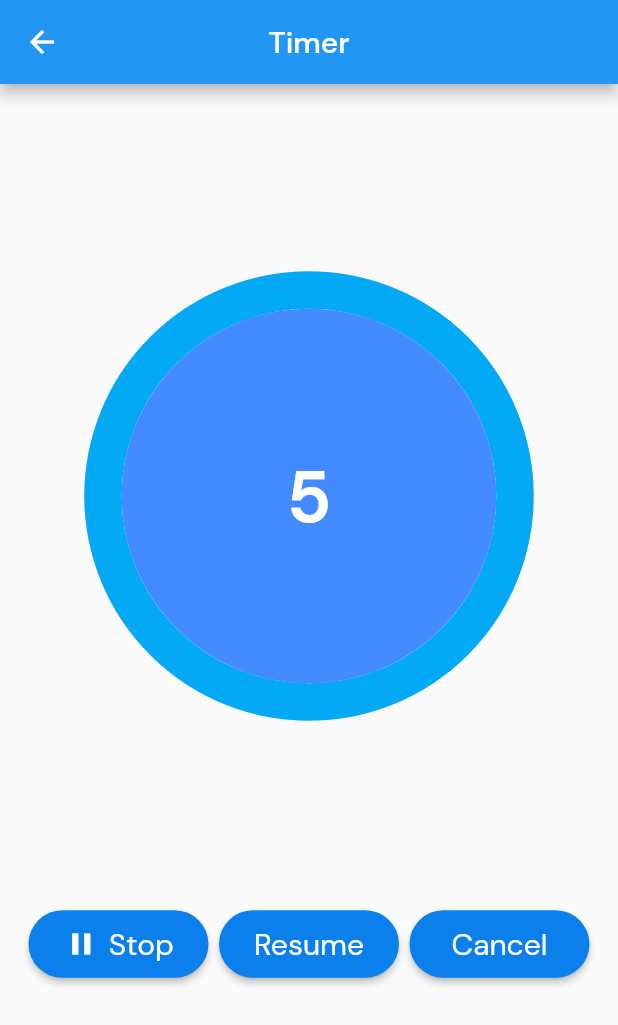
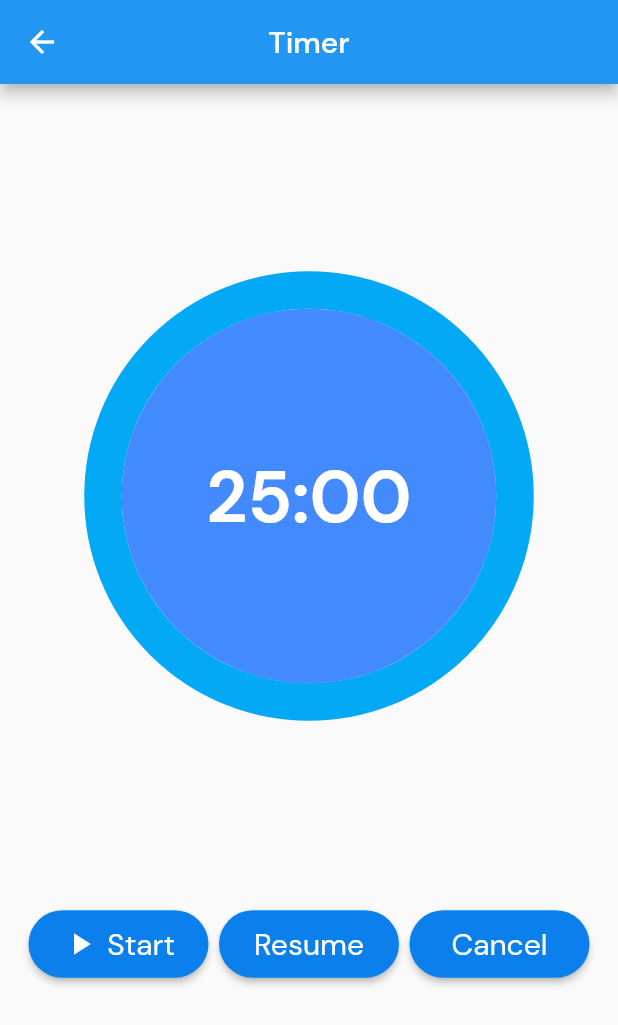
Before and after one commit to ahmadrafidev/habit-tracker, a Flutter app: the TimerScreen screen opened by its route, after a tap on "Cancel", on a phone screen of 412 x 824 dp. Shown: the top 1025 px of the screen. Run offline on Flutter 3.47's test engine with Material 2 defaults, Android fonts, the light colour scheme and no system bars; drawn by our look-alikes of circular_countdown_timer; our stand-ins replace google_fonts, persistent_bottom_nav_bar, rflutter_alert, table_calendar.

Commit message:
adding logic in timerscreen and package in widget

```diff
--- a/lib/screens/calendar_screen.dart
+++ b/lib/screens/calendar_screen.dart
@@ -15,8 +15,8 @@ class _CalendarScreenState extends State<CalendarScreen> {
   DateTime _focusedDay = DateTime.now();
   DateTime? _selectedDay;
   final today = DateTime.now();
-  get firstDay => DateTime(today.year, today.month - 6, today.day);
-  get lastDay => DateTime(today.year, today.month + 6, today.day);
+  get firstDay => DateTime(today.year, today.month - 12, today.day);
+  get lastDay => DateTime(today.year, today.month + 12, today.day);
 
   @override
   Widget build(BuildContext context) {
--- a/lib/screens/timer_screen.dart
+++ b/lib/screens/timer_screen.dart
@@ -13,7 +13,7 @@ class TimerScreen extends StatefulWidget {
 
 class _TimerScreenState extends State<TimerScreen> {
   final CountDownController _controller = CountDownController();
-  bool _isStop = false;
+  bool _isStop = true;
 
   @override
   Widget build(BuildContext context) {
@@ -26,9 +26,9 @@ class _TimerScreenState extends State<TimerScreen> {
         child: Column(
           mainAxisSize: MainAxisSize.min,
           children: <Widget>[
-            Center (
+            Center(
               child: CircularCountDownTimer(
-                duration: 5,
+                duration: 1500,
                 initialDuration: 0,
                 height: MediaQuery.of(context).size.height / 1.5,
                 width: MediaQuery.of(context).size.width / 1.5,
@@ -58,12 +58,11 @@ class _TimerScreenState extends State<TimerScreen> {
                           style: const AlertStyle(
                             isCloseButton: true,
                             isButtonVisible: false,
-                      titleStyle:
-                          TextStyle(color: Colors.black54, fontSize: 30.0
+                            titleStyle: TextStyle(
+                                color: Colors.black54, fontSize: 30.0),
                           ),
-                    ),
-                    type: AlertType.success
-                    ).show();
+                          type: AlertType.success)
+                      .show();
                 },
               ),
             ),
@@ -131,12 +130,12 @@ class _TimerScreenState extends State<TimerScreen> {
                       setState(() {
                         if (_isStop || !_isStop) {
                           _controller.restart();
-                          _isStop = false;
+                          _controller.pause();
+                          _isStop = true;
                         }
                       });
                     },
-                    child: const Text("Cancel")
-                    ),
+                    child: const Text("Cancel")),
               ],
             )
           ],
--- a/lib/widget/new_todo.dart
+++ b/lib/widget/new_todo.dart
@@ -0,0 +1 @@
+import 'package:flutter/material.dart';
--- a/lib/widget/todo_list.dart
+++ b/lib/widget/todo_list.dart
@@ -0,0 +1 @@
+import 'package:flutter/material.dart';
```
Lines whose indentation alone changed are shown as unchanged.
